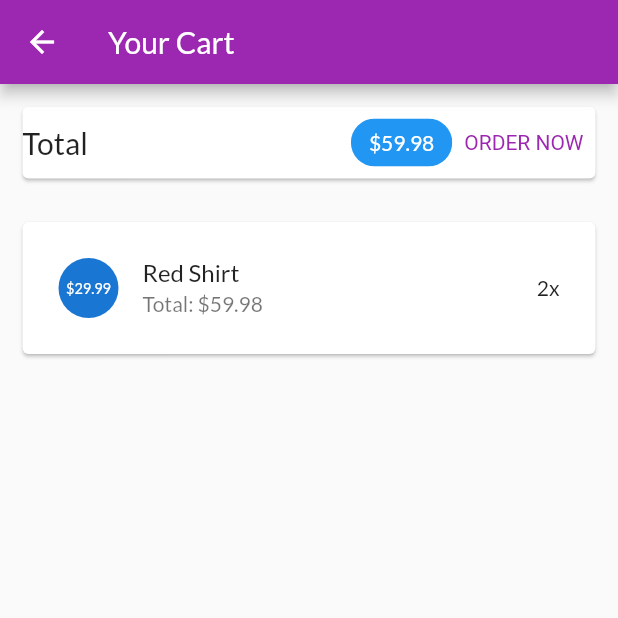
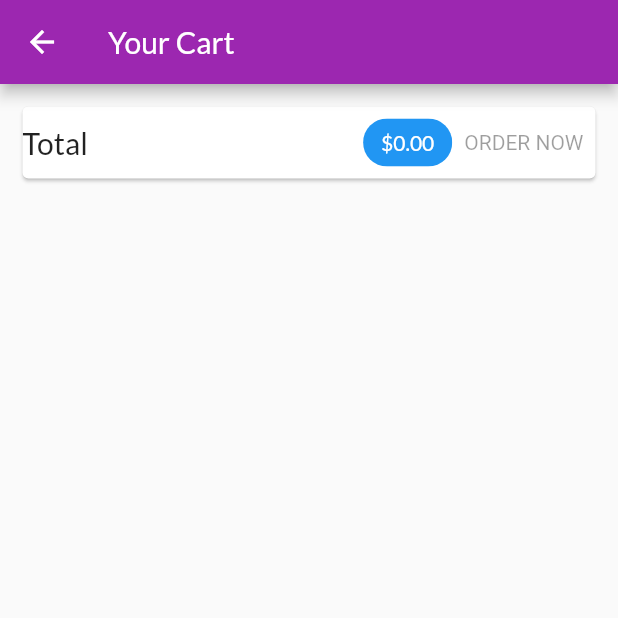
Before and after one commit to b1910319/PhatTrienUngDungDiDong_MyShop, a Flutter app: the CartScreen screen opened by its route, after a tap on "ORDER NOW", on a phone screen of 412 x 824 dp, the top half of it. Run offline on Flutter 3.47's test engine with Material 2 defaults, Android fonts, the phone set to English and light mode, and no system bars; network calls fail.

Commit message:
Quan ly trang thai voi provider - OrdersManager

```diff
--- a/lib/main.dart
+++ b/lib/main.dart
@@ -1,10 +1,5 @@
 import 'package:flutter/material.dart';
 import 'ui/products/products_manager.dart';
-// import 'ui/products/product_detail_screen.dart';
-// import 'ui/products/product_overview_screen.dart';
-// import 'ui/products/user_products_screen.dart';
-// import 'ui/cart/cart_screen.dart';
-// import 'ui/orders/orders_screen.dart';
 import 'ui/screens.dart';
 import 'package:provider/provider.dart';
 
@@ -22,6 +17,7 @@ class MyApp extends StatelessWidget {
           create: (ctx) => ProductsManager(),
         ),
         ChangeNotifierProvider(create: (ctx)=>CartManager()),
+        ChangeNotifierProvider(create: (ctx) => OrderManager()),
       ],
       child: MaterialApp(
         title: 'My Shop',
@@ -34,22 +30,6 @@ class MyApp extends StatelessWidget {
             secondary: Colors.deepOrange,
           ),
         ),
-        // home: const SafeArea(
-        //   //bước 2 (1)
-        //   // child: ProductDetailScreen(
-        //   //   ProductsManager().items[0],
-        //   // ),
-        //   // buoc 3 (1)
-        //   // child: ProductsOverviewScreen(),
-        //   //buoc 4 (1)
-        //   // child: UserProductsScreen(),
-        //   //buoc 1 (2)
-        //   // child: CartScreen(),
-        //   //buoc 2 (2)
-        //   child: OrdersScreen(),
-
-        // ),
-        //buoc3 (2)
         home: const ProductsOverviewScreen(),
         routes: {
           CartScreen.routeName: (ctx) => const CartScreen(),
--- a/lib/ui/cart/cart_screen.dart
+++ b/lib/ui/cart/cart_screen.dart
@@ -1,7 +1,10 @@
 import 'package:flutter/material.dart';
+import 'package:myshop/ui/orders/order_manager.dart';
 import 'cart_manager.dart';
 import 'cart_item_card.dart';
 import 'package:provider/provider.dart';
+import '../orders/order_manager.dart';
+
 class CartScreen extends StatelessWidget {
   static const routeName = '/cart';
   const CartScreen({super.key});
@@ -57,9 +60,15 @@ class CartScreen extends StatelessWidget {
             backgroundColor: Theme.of(context).primaryColor,
           ),
           TextButton(
-            onPressed: () {
-              print('An order has been added');
-            },
+            onPressed: cart.totalAmount <= 0
+                ? null
+                : () {
+                    context.read<OrderManager>().addOrder(
+                          cart.products,
+                          cart.totalAmount,
+                        );
+                    cart.clear();
+                  },
             style: TextButton.styleFrom(
               textStyle: TextStyle(color: Theme.of(context).primaryColor),
             ),
--- a/lib/ui/orders/order_item_card.dart
+++ b/lib/ui/orders/order_item_card.dart
@@ -1,4 +1,4 @@
-import 'dart:html';
+// import 'dart:html';
 import 'dart:math';
 import 'package:flutter/material.dart';
 import 'package:intl/intl.dart';
--- a/lib/ui/orders/order_manager.dart
+++ b/lib/ui/orders/order_manager.dart
@@ -1,8 +1,7 @@
 import 'package:flutter/foundation.dart';
-import 'package:myshop/models/order_item.dart';
-
+// import 'package:myshop/models/order_item.dart';
 import '../../models/cart_item.dart';
-import '../../models/cart_item.dart';
+import '../../models/order_item.dart';
 
 class OrderManager with ChangeNotifier {
   final List<OrderItem> _orders = [
@@ -27,4 +26,16 @@ class OrderManager with ChangeNotifier {
   List<OrderItem> get orders {
     return [..._orders];
   }
+
+  void addOrder(List<CartItem> carProducts, double total) async {
+    _orders.insert(
+        0,
+        OrderItem(
+          id: 'o${DateTime.now().toIso8601String()}',
+          amount: total,
+          products: carProducts,
+          dateTime: DateTime.now(),
+        ));
+    notifyListeners();
+  }
 }
--- a/lib/ui/orders/orders_screen.dart
+++ b/lib/ui/orders/orders_screen.dart
@@ -1,4 +1,5 @@
 import 'package:flutter/material.dart';
+import 'package:provider/provider.dart';
 import 'order_manager.dart';
 import 'order_item_card.dart';
 import '../shared/app_drawer.dart';
@@ -10,16 +11,18 @@ class OrdersScreen extends StatelessWidget {
   @override
   Widget build(BuildContext context) {
     print('building orders');
-    final ordersManager = OrderManager();
+    // final ordersManager = OrderManager();
     return Scaffold(
       appBar: AppBar(
         title: const Text('Your Orders'),
       ),
       drawer: const AppDrawer(),
-      body: ListView.builder(
-        itemCount: ordersManager.orderCount,
-        itemBuilder: (ctx, i) => OrderItemCard(ordersManager.orders[i]),
-      ),
+      body: Consumer<OrderManager>(builder: (ctx, ordersManager, child) {
+        return ListView.builder(
+          itemCount: ordersManager.orderCount,
+          itemBuilder: (ctx, i)=> OrderItemCard(ordersManager.orders[i]),
+        );
+      }),
     );
   }
 }
```
